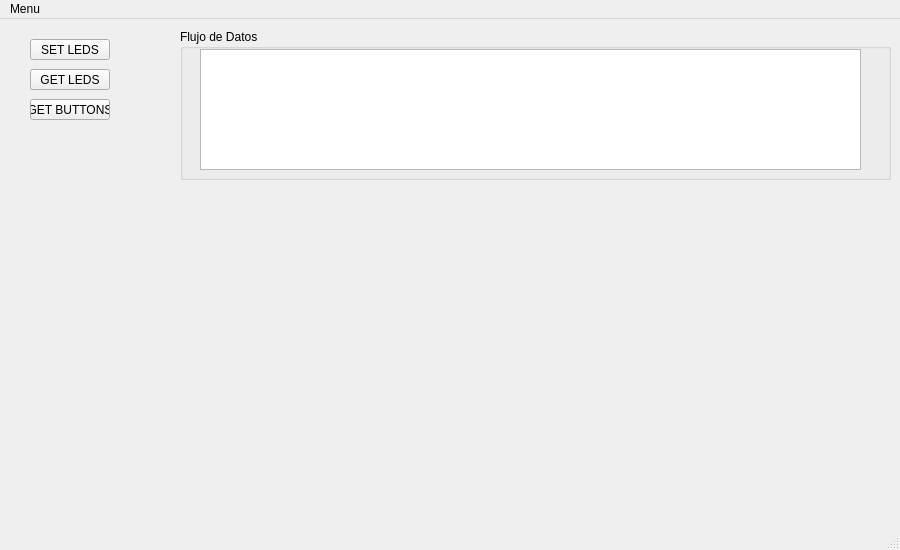
Old version of the form QtProyectComunicatios-master/mainwindow.ui in the repository JuliRll/Topos-Qt.
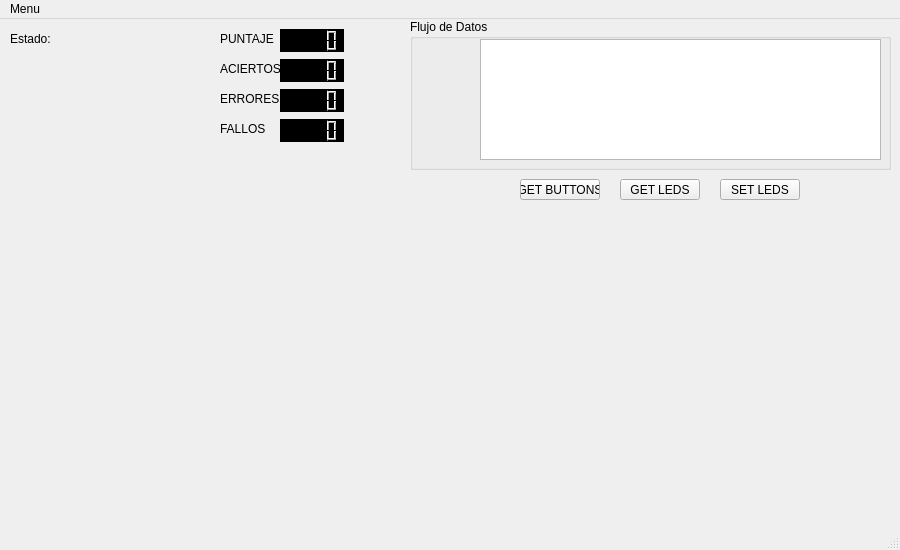
New version of the form.

Patch:
```diff
--- a/QtProyectComunicatios-master/mainwindow.ui
+++ b/QtProyectComunicatios-master/mainwindow.ui
@@ -21,7 +21,7 @@
     <property name="geometry">
      <rect>
       <x>20</x>
-      <y>189</y>
+      <y>210</y>
       <width>860</width>
       <height>191</height>
      </rect>
@@ -30,9 +30,9 @@
    <widget class="QGroupBox" name="groupBox">
     <property name="geometry">
      <rect>
-      <x>180</x>
-      <y>10</y>
-      <width>711</width>
+      <x>410</x>
+      <y>0</y>
+      <width>481</width>
       <height>151</height>
      </rect>
     </property>
@@ -42,9 +42,9 @@
     <widget class="QTextBrowser" name="textBrowser">
      <property name="geometry">
       <rect>
-       <x>20</x>
+       <x>70</x>
        <y>20</y>
-       <width>661</width>
+       <width>401</width>
        <height>121</height>
       </rect>
      </property>
@@ -53,8 +53,8 @@
    <widget class="QPushButton" name="pushButton">
     <property name="geometry">
      <rect>
-      <x>30</x>
-      <y>20</y>
+      <x>720</x>
+      <y>160</y>
       <width>80</width>
       <height>21</height>
      </rect>
@@ -66,8 +66,8 @@
    <widget class="QPushButton" name="pushButton_2">
     <property name="geometry">
      <rect>
-      <x>30</x>
-      <y>50</y>
+      <x>620</x>
+      <y>160</y>
       <width>80</width>
       <height>21</height>
      </rect>
@@ -79,8 +79,8 @@
    <widget class="QPushButton" name="pushButton_3">
     <property name="geometry">
      <rect>
-      <x>30</x>
-      <y>80</y>
+      <x>520</x>
+      <y>160</y>
       <width>80</width>
       <height>21</height>
      </rect>
@@ -89,6 +89,132 @@
      <string>GET BUTTONS</string>
     </property>
    </widget>
+   <widget class="QLCDNumber" name="puntaje_2">
+    <property name="geometry">
+     <rect>
+      <x>280</x>
+      <y>10</y>
+      <width>64</width>
+      <height>23</height>
+     </rect>
+    </property>
+    <property name="autoFillBackground">
+     <bool>false</bool>
+    </property>
+    <property name="styleSheet">
+     <string notr="true">background-color: rgb(0, 0, 0);</string>
+    </property>
+    <property name="frameShadow">
+     <enum>QFrame::Plain</enum>
+    </property>
+   </widget>
+   <widget class="QLCDNumber" name="aciertos_2">
+    <property name="geometry">
+     <rect>
+      <x>280</x>
+      <y>40</y>
+      <width>64</width>
+      <height>23</height>
+     </rect>
+    </property>
+    <property name="autoFillBackground">
+     <bool>false</bool>
+    </property>
+    <property name="styleSheet">
+     <string notr="true">background-color: rgb(0, 0, 0);</string>
+    </property>
+   </widget>
+   <widget class="QLCDNumber" name="errores_2">
+    <property name="geometry">
+     <rect>
+      <x>280</x>
+      <y>70</y>
+      <width>64</width>
+      <height>23</height>
+     </rect>
+    </property>
+    <property name="styleSheet">
+     <string notr="true">background-color: rgb(0, 0, 0);</string>
+    </property>
+   </widget>
+   <widget class="QLCDNumber" name="fallos_2">
+    <property name="geometry">
+     <rect>
+      <x>280</x>
+      <y>100</y>
+      <width>64</width>
+      <height>23</height>
+     </rect>
+    </property>
+    <property name="styleSheet">
+     <string notr="true">background-color: rgb(0, 0, 0);</string>
+    </property>
+   </widget>
+   <widget class="QLabel" name="aciertos">
+    <property name="geometry">
+     <rect>
+      <x>220</x>
+      <y>40</y>
+      <width>71</width>
+      <height>20</height>
+     </rect>
+    </property>
+    <property name="text">
+     <string>ACIERTOS</string>
+    </property>
+   </widget>
+   <widget class="QLabel" name="errores">
+    <property name="geometry">
+     <rect>
+      <x>220</x>
+      <y>70</y>
+      <width>71</width>
+      <height>20</height>
+     </rect>
+    </property>
+    <property name="text">
+     <string>ERRORES</string>
+    </property>
+   </widget>
+   <widget class="QLabel" name="fallos">
+    <property name="geometry">
+     <rect>
+      <x>220</x>
+      <y>100</y>
+      <width>71</width>
+      <height>20</height>
+     </rect>
+    </property>
+    <property name="text">
+     <string>FALLOS</string>
+    </property>
+   </widget>
+   <widget class="QLabel" name="estado1">
+    <property name="geometry">
+     <rect>
+      <x>10</x>
+      <y>10</y>
+      <width>181</width>
+      <height>20</height>
+     </rect>
+    </property>
+    <property name="text">
+     <string>Estado: </string>
+    </property>
+   </widget>
+   <widget class="QLabel" name="puntaje">
+    <property name="geometry">
+     <rect>
+      <x>220</x>
+      <y>10</y>
+      <width>71</width>
+      <height>20</height>
+     </rect>
+    </property>
+    <property name="text">
+     <string>PUNTAJE</string>
+    </property>
+   </widget>
   </widget>
   <widget class="QMenuBar" name="menubar">
    <property name="geometry">
```
Left out of the diff: 15 changed lines with no effect on the pictures.
